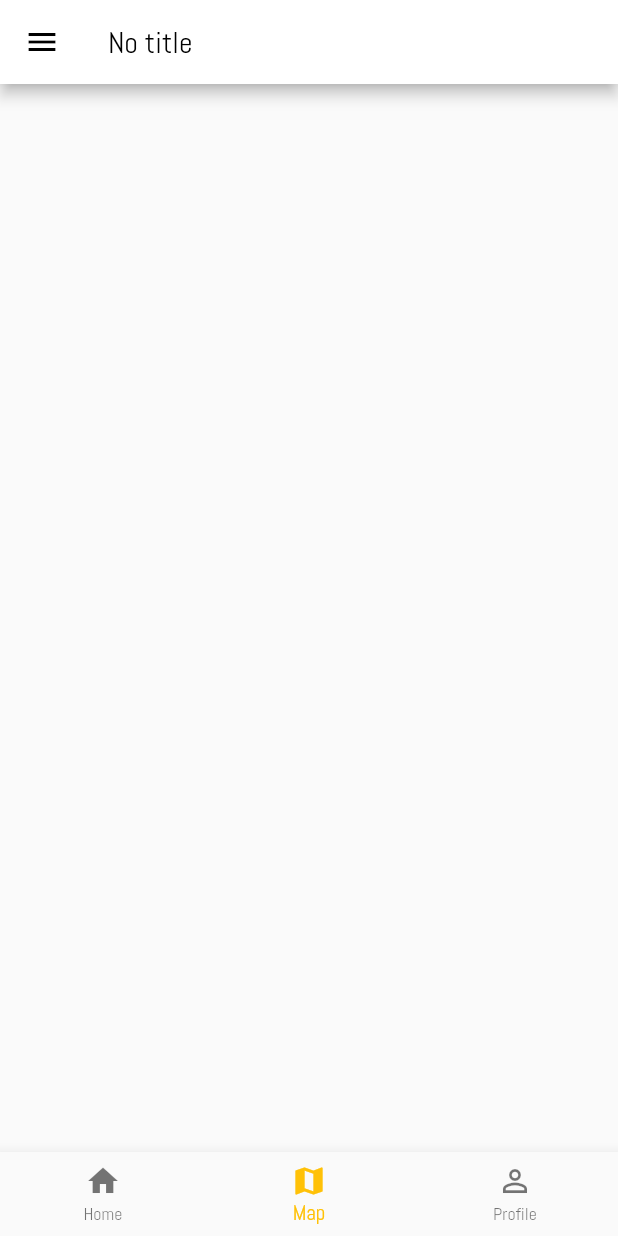
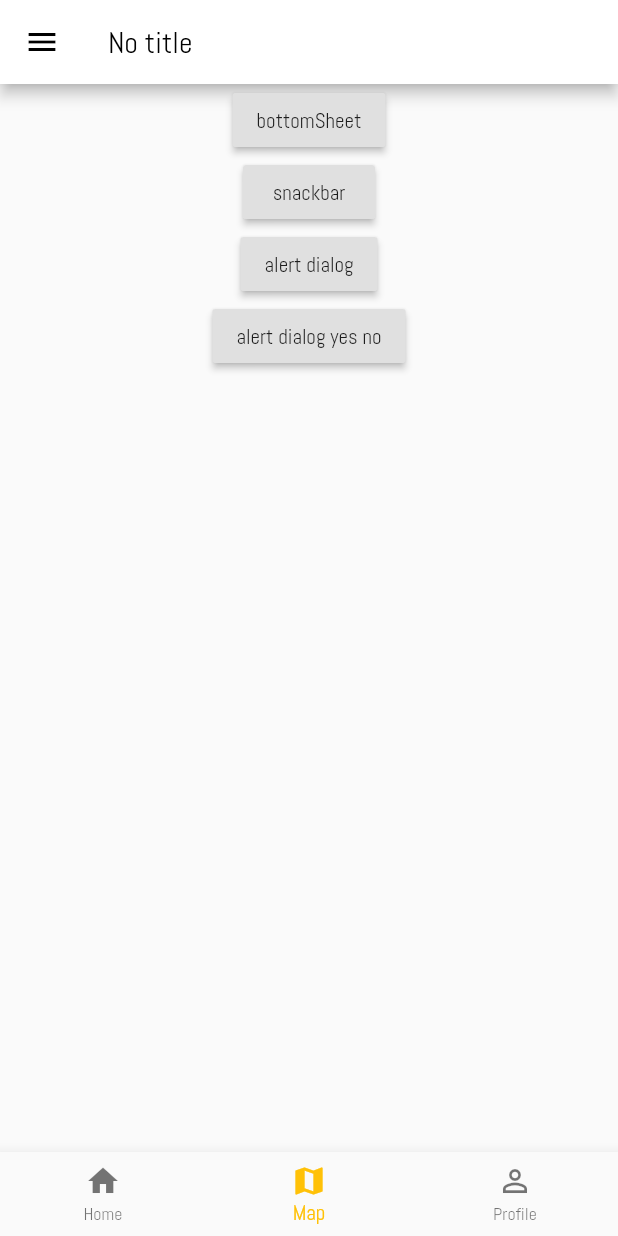
Before and after one commit to RatanakSerey/find-tutors, a Flutter app: the screen it shows after launch, item 2 of the bottom bar chosen, on a phone screen of 412 x 824 dp. Run offline on Flutter 3.47's test engine with Material 2 defaults, Android fonts, the light colour scheme and no system bars; our stand-ins replace bubble_tab_indicator, font_awesome_flutter; statements that could not run were skipped.

Commit message:
add common alert dialog and snackbar

```diff
--- a/lib/bottom_navigation.dart
+++ b/lib/bottom_navigation.dart
@@ -47,7 +47,7 @@ class TabNavigatorState extends State<TabNavigator> {
         ),
         Offstage(
           offstage: _tab != 1,
-          child: MapWidget(scaffoldKey: _scaffoldKey),
+          child: MapWidget(),
         ),
         Offstage(
           offstage: _tab != 2,
@@ -94,15 +94,6 @@ class TabNavigatorState extends State<TabNavigator> {
   }
 
   Widget buildAppBar() {
-    // if (_page != 0) {
     return null;
-    // }
-    // return AppBar(
-    //   title: Text(appBarTitle),
-    //   leading: IconButton(
-    //     icon: Icon(Icons.memory),
-    //     onPressed: ()=> _scaffoldKey.currentState.openDrawer()
-
-    // );
   }
 }
--- a/lib/screens/map/map.dart
+++ b/lib/screens/map/map.dart
@@ -7,14 +7,44 @@ import 'package:find_tutors/widgets/index.dart';
 import 'package:find_tutors/utils/index.dart';
 
 class MapWidget extends StatelessWidget {
-  final GlobalKey<ScaffoldState> scaffoldKey;
-  MapWidget({this.scaffoldKey});
   @override
   Widget build(BuildContext context) {
     return Container(
       child: Column(
         children: <Widget>[
-          CommonAppBar(onPress: scaffoldKey.currentState.openDrawer,),
+          CommonAppBar(
+            onPress: () => Scaffold.of(context).openDrawer(),
+          ),
+          RaisedButton(
+            child: Text("bottomSheet"),
+            onPressed: () {
+              CommonBottomSheet(context: context).show();
+            },
+          ),
+          RaisedButton(
+            child: Text("snackbar"),
+            onPressed: () {
+              CommonSnackBar(context: context, content: "HI").show();
+            },
+          ),
+          RaisedButton(
+            child: Text("alert dialog"),
+            onPressed: () {
+              CommonAlertDialog(context: context, actions: [
+                FlatButton(
+                  textColor: CommonColors.primary,
+                  child: Text("Okay"),
+                  onPressed: () => Navigator.of(context).pop(),
+                ),
+              ]).show();
+            },
+          ),
+          RaisedButton(
+            child: Text("alert dialog yes no"),
+            onPressed: () {
+              CommonAlertDialog(context: context).showYesNo();
+            },
+          ),
         ],
       ),
     );
--- a/lib/screens/tutors/profile.dart
+++ b/lib/screens/tutors/profile.dart
@@ -13,7 +13,7 @@ class ProfileTwo extends StatelessWidget {
   var deviceSize;
 
   static _showModalSheets(context) {
-    ModalSheet.modalBottomSheetMore(context);
+    CommonBottomSheet(context: context).show();
   }
   @override
   Widget build(BuildContext context) {
--- /dev/null
+++ b/lib/utils/alert_dialog.dart
@@ -0,0 +1,71 @@
+import 'package:find_tutors/utils/index.dart';
+import 'package:flutter/material.dart';
+
+class CommonAlertDialog {
+  BuildContext context;
+  String title;
+  String content;
+  List<Widget> actions;
+  Function yes;
+  Function no;
+
+  CommonAlertDialog(
+      {@required this.context,
+      this.title = "title",
+      this.content = "content",
+      this.actions,
+      this.yes,
+      this.no});
+
+  show() {
+    showDialog(
+      context: context,
+      builder: (BuildContext context) {
+        return AlertDialog(
+          title: Text(title, style: TextStyle(fontWeight: FontWeight.bold)),
+          content: Text(content),
+          actions: actions,
+        );
+      },
+    );
+  }
+
+  showYesNo() {
+    if (no == null) {
+      no = Navigator.of(context).pop;
+    }
+    if (yes == null) {
+      yes = Navigator.of(context).pop;
+    }
+    showDialog(
+      context: context,
+      builder: (BuildContext context) {
+        return AlertDialog(
+          title: Text(
+            title,
+            style: TextStyle(fontWeight: FontWeight.bold),
+          ),
+          content: Text(content),
+          actions: <Widget>[
+            FlatButton(
+              child: Text("CANCEL",
+                  style: TextStyle(
+                    fontWeight: FontWeight.bold,
+                  )),
+              textColor: CommonColors.primary,
+              onPressed: () => no(),
+            ),
+            FlatButton(
+              child: Text("OK",
+                  style: TextStyle(
+                    fontWeight: FontWeight.bold,
+                  )),
+              textColor: CommonColors.primary,
+              onPressed: () => yes(),
+            )
+          ],
+        );
+      },
+    );
+  }
+}
--- a/lib/utils/constants.dart
+++ b/lib/utils/constants.dart
@@ -22,6 +22,10 @@ class ScreenHelper {
 }
 
 class Fonts {
+  static const String regular = "";
+  static const String bold = "";
+  static const String italic = "";
+
   static const String quickFont = "Quicksand";
   static const String abelFont = "Abel";
   static const String ralewayFont = "Raleway";
@@ -45,7 +49,15 @@ class Images {
 }
 
 class CommonColors {
-  static const MaterialColor ui_kit_color = Colors.grey;
+  static const primary = Color(0xFF4E54C8);
+  static const secondary = Color(0xFF8F94FB);
+  static const accent = Color(0xFF000000);
+  static const success = Color(0xFF000000) ;
+  static const warning = Color(0xFF000000) ;
+  static const danger = Color(0xFF000000) ;
+  static const info = Color(0xFF000000) ;
+
+  // static const MaterialColor ui_kit_color = Colors.gr;
 // Colors
   static const kShrinePink50 = const Color(0xFFFEEAE6);
   static const kShrinePink100 = const Color(0xFFFEDBD0);
@@ -62,8 +74,9 @@ class CommonColors {
     // new Color.fromRGBO(103, 218, 255, 1.0),
     // new Color.fromRGBO(3, 169, 244, 1.0),
     // new Color.fromRGBO(0, 122, 193, 1.0),
-    Color(0xFF4E54C8),
-    Color(0xFF8F94FB),
+    // Color(0xFF4E54C8),
+    // Color(0xFF8F94FB),
+    primary, secondary
   ];
   static List<Color> kitGradients2 = [
     Color(0xffb7ac50),
--- a/lib/utils/index.dart
+++ b/lib/utils/index.dart
@@ -3,3 +3,5 @@ export './modal_sheet.dart';
 export './animations/page_reveal.dart';
 export './tools/arc_clipper.dart';
 export './change_screen.dart';
+export './snack_bar.dart';
+export './alert_dialog.dart';
--- a/lib/utils/modal_sheet.dart
+++ b/lib/utils/modal_sheet.dart
@@ -6,8 +6,10 @@ import 'package:find_tutors/widgets/index.dart';
 //utils
 import 'package:find_tutors/utils/index.dart';
 
-class ModalSheet {
-  static modalBottomSheetMore(context) {
+class CommonBottomSheet {
+  BuildContext context;
+  CommonBottomSheet({@required this.context});
+  show() {
     showModalBottomSheet(
       context: context,
       builder: (builder) {
@@ -78,8 +80,8 @@ class ModalSheet {
                           ),
                           onTap: () async {},
                         ),
-
-                      ])), new Divider(
+                      ])),
+                  new Divider(
                     height: 4.0,
                   ),
                   new Padding(
@@ -120,6 +122,7 @@ class ModalSheet {
       },
     );
   }
+
   Widget header() => Ink(
         decoration: BoxDecoration(
             gradient: LinearGradient(colors: CommonColors.kitGradients)),
--- /dev/null
+++ b/lib/utils/snack_bar.dart
@@ -0,0 +1,60 @@
+import 'package:find_tutors/utils/index.dart';
+import 'package:flutter/material.dart';
+
+class CommonSnackBar {
+  BuildContext context;
+  String content;
+  String type;
+  Color backgroundColor;
+  Function action;
+  int duration;
+  String actionLabel = "dismiss";
+  CommonSnackBar(
+      {@required this.context,
+      this.content = "content",
+      this.type = "default",
+      this.backgroundColor = CommonColors.primary,
+      this.action,
+      this.duration = 1,
+      this.actionLabel = "dismiss"});
+
+  getBackgroundColor() {
+    switch (type) {
+      case "success":
+        return CommonColors.success;
+        break;
+      case "danger":
+        return CommonColors.danger;
+        break;
+      case "warning":
+        return CommonColors.warning;
+        break;
+      case "info":
+        return CommonColors.info;
+        break;
+      default:
+        return CommonColors.primary;
+        break;
+    }
+  }
+
+  show() {
+    Scaffold.of(context).showSnackBar(SnackBar(
+          content: Text(content),
+          backgroundColor: getBackgroundColor(),
+          duration: Duration(seconds: duration),
+        ));
+  }
+
+  showWithAction() {
+    Scaffold.of(context).showSnackBar(SnackBar(
+          content: Text(content),
+          backgroundColor: getBackgroundColor(),
+          duration: Duration(seconds: duration),
+          action: SnackBarAction(
+            label: actionLabel,
+            onPressed: () => action(),
+          ),
+        ));
+  }
+}
--- a/lib/widgets/index.dart
+++ b/lib/widgets/index.dart
@@ -1,7 +1,6 @@
 export './about_tile.dart';
 export './profile_tile.dart';
 export './common_appbar.dart';
-export './common_dialogs.dart';
 export './common_divider.dart';
 export './custom_float.dart';
 export './label_icon.dart';
```
Also changed, not shown: lib/widgets/common_dialogs.dart (deleted, +0 -67 lines). Lines whose indentation alone changed are shown as unchanged.
